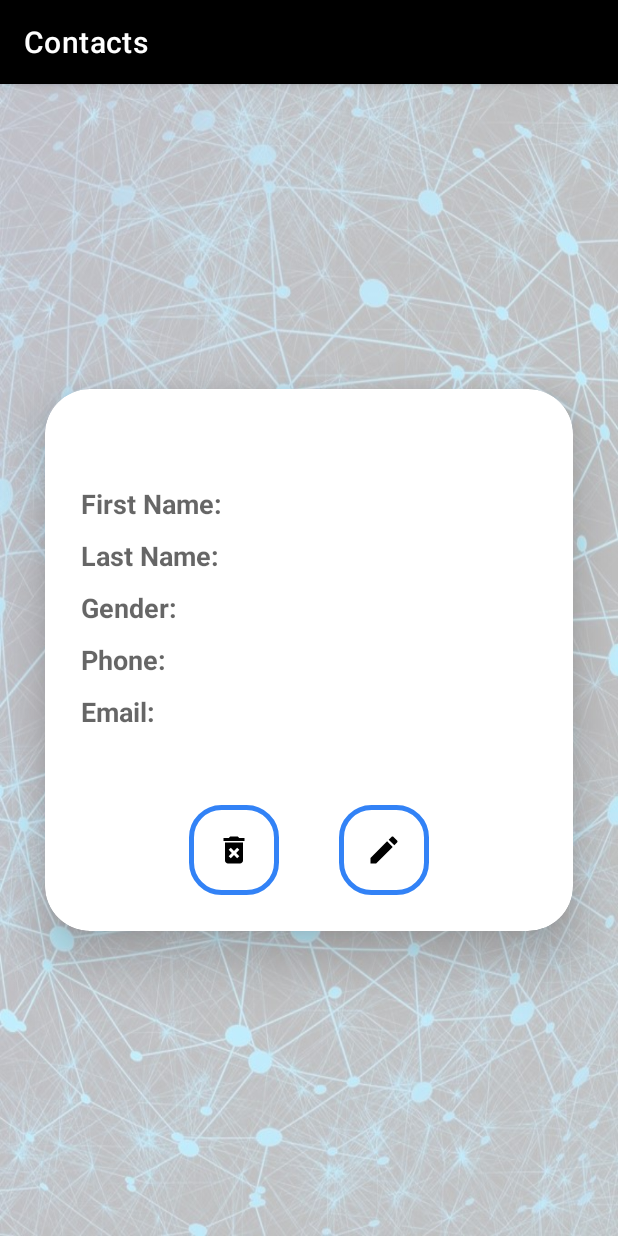
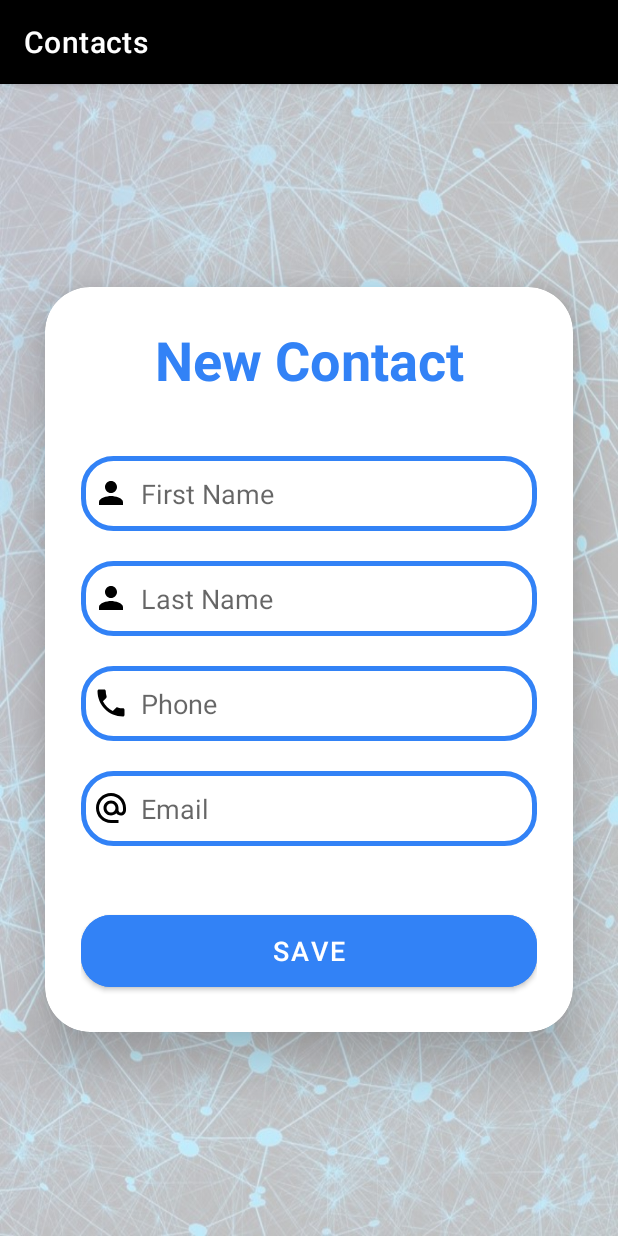
Before and after one commit to LuciaHeredia/ContactsApp, an Android app: the ContactInfoFragment screen opened through its navigation route, after a tap on "Edit", on a phone screen of 412 x 824 dp. Run offline under Robolectric (Android 15) with nearby library versions, the light colour scheme and no system bars; our stand-ins replace Room's generated code; 5 statements that could not run were skipped.

Commit message:
edit contact init

```diff
--- a/app/src/main/java/com/example/contactsapp/ui/fragments/ContactInfoFragment.java
+++ b/app/src/main/java/com/example/contactsapp/ui/fragments/ContactInfoFragment.java
@@ -79,8 +79,9 @@
     }
 
     private void editContact() {
-        // TODO: show contact info in add new contact fragment
-        contactViewModel.updateContact(currentContact);
+        goToEditContact();
+        // TODO
+        //contactViewModel.updateContact(currentContact);
     }
 
     private void alertDialogDelete(){
@@ -110,6 +111,11 @@
                 .navigate(R.id.action_contactInfoFragment_to_contactsFragment);
     }
 
+    private void goToEditContact() {
+        NavHostFragment.findNavController(ContactInfoFragment.this)
+                .navigate(R.id.action_contactInfoFragment_to_editContactFragment);
+    }
+
     @Override
     public void onDestroyView() {
         super.onDestroyView();
--- a/app/src/main/res/layout/contact_item.xml
+++ b/app/src/main/res/layout/contact_item.xml
@@ -20,6 +20,8 @@
             android:id="@+id/ll_c_name"
             android:layout_width="wrap_content"
             android:layout_height="wrap_content"
+            android:gravity="center"
+            android:layout_gravity="center"
             android:orientation="horizontal">
             <TextView
                 android:id="@+id/tv_first_name"
@@ -27,7 +29,7 @@
                 android:layout_height="wrap_content"
                 android:text="@string/contact"
                 android:maxLines="1"
-                android:layout_marginEnd="20dp"
+                android:layout_marginEnd="10dp"
                 android:textStyle="bold"
                 android:textAppearance="@style/TextAppearance.AppCompat.Large"/>
             <TextView
--- a/app/src/main/res/navigation/nav_graph.xml
+++ b/app/src/main/res/navigation/nav_graph.xml
@@ -76,6 +76,9 @@
         <action
             android:id="@+id/action_contactInfoFragment_to_contactsFragment"
             app:destination="@id/contactsFragment" />
+        <action
+            android:id="@+id/action_contactInfoFragment_to_editContactFragment"
+            app:destination="@id/addContactFragment" />
     </fragment>
 
 </navigation>
```
